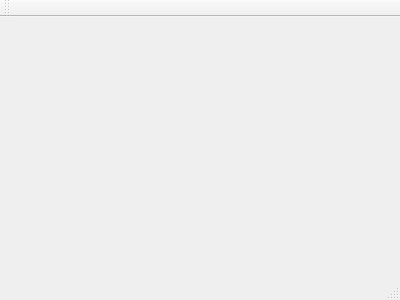
bouligo/encipher-me, file mainwindow.ui: the form before one commit.
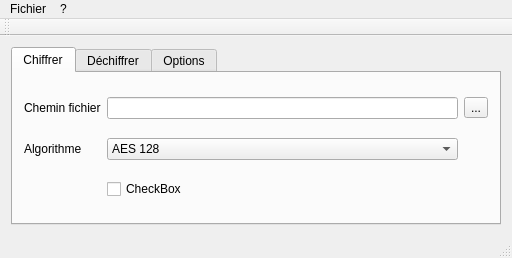
The form after the commit.

Commit message: first idea of layout

What changed in the file:
```diff
--- a/mainwindow.ui
+++ b/mainwindow.ui
@@ -1,24 +1,154 @@
 <ui version="4.0">
  <class>MainWindow</class>
- <widget class="QMainWindow" name="MainWindow" >
-  <property name="geometry" >
+ <widget class="QMainWindow" name="MainWindow">
+  <property name="geometry">
    <rect>
     <x>0</x>
     <y>0</y>
-    <width>400</width>
-    <height>300</height>
+    <width>512</width>
+    <height>258</height>
    </rect>
   </property>
   <property name="windowTitle" >
    <string>MainWindow</string>
   </property>
-  <widget class="QMenuBar" name="menuBar" />
-  <widget class="QToolBar" name="mainToolBar" />
-  <widget class="QWidget" name="centralWidget" />
-  <widget class="QStatusBar" name="statusBar" />
+  <widget class="QWidget" name="centralWidget">
+   <layout class="QVBoxLayout" name="verticalLayout">
+    <item>
+     <widget class="QTabWidget" name="tabWidget">
+      <property name="currentIndex">
+       <number>0</number>
+      </property>
+      <widget class="QWidget" name="tab_1">
+       <attribute name="title">
+        <string>Chiffrer</string>
+       </attribute>
+       <layout class="QGridLayout" name="gridLayout">
+        <item row="0" column="0">
+         <widget class="QLabel" name="label">
+          <property name="text">
+           <string>Chemin fichier</string>
+          </property>
+         </widget>
+        </item>
+        <item row="2" column="0">
+         <widget class="QLabel" name="label_2">
+          <property name="text">
+           <string>Algorithme</string>
+          </property>
+         </widget>
+        </item>
+        <item row="3" column="1">
+         <widget class="QCheckBox" name="checkBox">
+          <property name="text">
+           <string>CheckBox</string>
+          </property>
+         </widget>
+        </item>
+        <item row="0" column="1">
+         <widget class="QLineEdit" name="lineEdit"/>
+        </item>
+        <item row="0" column="2">
+         <widget class="QToolButton" name="toolButton">
+          <property name="text">
+           <string>...</string>
+          </property>
+         </widget>
+        </item>
+        <item row="2" column="1">
+         <widget class="QComboBox" name="comboBox">
+          <item>
+           <property name="text">
+            <string>AES 128</string>
+           </property>
+          </item>
+          <item>
+           <property name="text">
+            <string>AES 256</string>
+           </property>
+          </item>
+         </widget>
+        </item>
+       </layout>
+      </widget>
+      <widget class="QWidget" name="tab_2">
+       <attribute name="title">
+        <string>Déchiffrer</string>
+       </attribute>
+      </widget>
+      <widget class="QWidget" name="tab_3">
+       <attribute name="title">
+        <string>Options</string>
+       </attribute>
+      </widget>
+     </widget>
+    </item>
+   </layout>
+  </widget>
+  <widget class="QMenuBar" name="menuBar">
+   <property name="geometry">
+    <rect>
+     <x>0</x>
+     <y>0</y>
+     <width>512</width>
+     <height>21</height>
+    </rect>
+   </property>
+   <widget class="QMenu" name="menuFichier">
+    <property name="title">
+     <string>Fichier</string>
+    </property>
+    <addaction name="actionNouveau"/>
+    <addaction name="separator"/>
+    <addaction name="actionQuitter"/>
+   </widget>
+   <widget class="QMenu" name="menu">
+    <property name="title">
+     <string>?</string>
+    </property>
+    <addaction name="actionAide"/>
+    <addaction name="actionA_propos"/>
+   </widget>
+   <addaction name="menuFichier"/>
+   <addaction name="menu"/>
+  </widget>
+  <widget class="QToolBar" name="mainToolBar">
+   <attribute name="toolBarArea">
+    <enum>TopToolBarArea</enum>
+   </attribute>
+   <attribute name="toolBarBreak">
+    <bool>false</bool>
+   </attribute>
+  </widget>
+  <widget class="QStatusBar" name="statusBar"/>
+  <action name="actionNouveau">
+   <property name="text">
+    <string>Nouveau</string>
+   </property>
+   <property name="shortcut">
+    <string>Ctrl+N</string>
+   </property>
+  </action>
+  <action name="actionQuitter">
+   <property name="text">
+    <string>Quitter</string>
+   </property>
+   <property name="shortcut">
+    <string>Ctrl+Q</string>
+   </property>
+  </action>
+  <action name="actionAide">
+   <property name="text">
+    <string>Aide</string>
+   </property>
+  </action>
+  <action name="actionA_propos">
+   <property name="text">
+    <string>A propos</string>
+   </property>
+  </action>
  </widget>
- <layoutDefault spacing="6" margin="11" />
- <pixmapfunction></pixmapfunction>
+ <layoutdefault spacing="6" margin="11"/>
  <resources/>
  <connections/>
 </ui>
```
Left out of the diff: 3 changed lines with no effect on the pictures. The commit also changes 2 other files.
